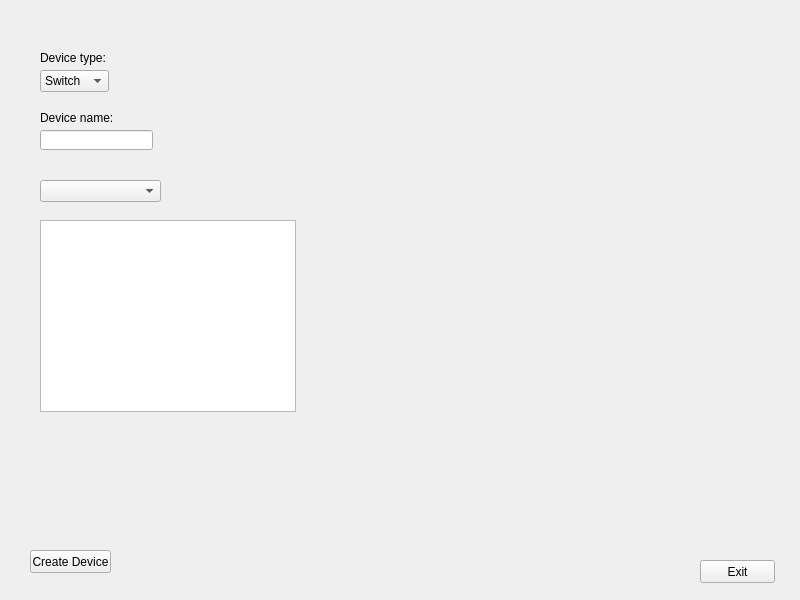
Old version of the form data/ui/commissioning_tool.ui in the repository qwertyjuju/NetworkManager.
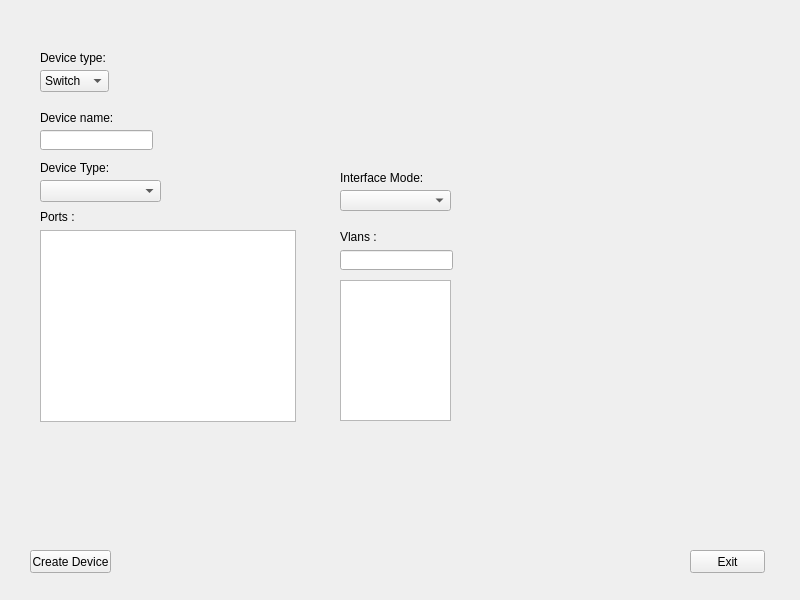
New version of the form.

```diff
--- a/data/ui/commissioning_tool.ui
+++ b/data/ui/commissioning_tool.ui
@@ -100,7 +100,7 @@
     <property name="geometry">
      <rect>
       <x>40</x>
-      <y>220</y>
+      <y>230</y>
       <width>256</width>
       <height>192</height>
      </rect>
@@ -115,8 +115,8 @@
    <widget class="QPushButton" name="B_exit">
     <property name="geometry">
      <rect>
-      <x>700</x>
-      <y>560</y>
+      <x>690</x>
+      <y>550</y>
       <width>75</width>
       <height>23</height>
      </rect>
@@ -125,6 +125,88 @@
      <string>Exit</string>
     </property>
    </widget>
+   <widget class="QComboBox" name="CB_mode_int">
+    <property name="geometry">
+     <rect>
+      <x>340</x>
+      <y>190</y>
+      <width>111</width>
+      <height>21</height>
+     </rect>
+    </property>
+   </widget>
+   <widget class="QLabel" name="label_3">
+    <property name="geometry">
+     <rect>
+      <x>40</x>
+      <y>160</y>
+      <width>81</width>
+      <height>16</height>
+     </rect>
+    </property>
+    <property name="text">
+     <string>Device Type: </string>
+    </property>
+   </widget>
+   <widget class="QLabel" name="label_4">
+    <property name="geometry">
+     <rect>
+      <x>340</x>
+      <y>170</y>
+      <width>91</width>
+      <height>16</height>
+     </rect>
+    </property>
+    <property name="text">
+     <string>Interface Mode:</string>
+    </property>
+   </widget>
+   <widget class="QLineEdit" name="LE_vlans">
+    <property name="geometry">
+     <rect>
+      <x>340</x>
+      <y>250</y>
+      <width>113</width>
+      <height>20</height>
+     </rect>
+    </property>
+   </widget>
+   <widget class="QLabel" name="label_5">
+    <property name="geometry">
+     <rect>
+      <x>340</x>
+      <y>230</y>
+      <width>47</width>
+      <height>13</height>
+     </rect>
+    </property>
+    <property name="text">
+     <string>Vlans :</string>
+    </property>
+   </widget>
+   <widget class="QListWidget" name="LW_vlans">
+    <property name="geometry">
+     <rect>
+      <x>340</x>
+      <y>280</y>
+      <width>111</width>
+      <height>141</height>
+     </rect>
+    </property>
+   </widget>
+   <widget class="QLabel" name="label_6">
+    <property name="geometry">
+     <rect>
+      <x>40</x>
+      <y>210</y>
+      <width>47</width>
+      <height>13</height>
+     </rect>
+    </property>
+    <property name="text">
+     <string>Ports :</string>
+    </property>
+   </widget>
   </widget>
  </widget>
  <resources/>
```
Left out of the diff: 4 changed lines with no effect on the pictures.
